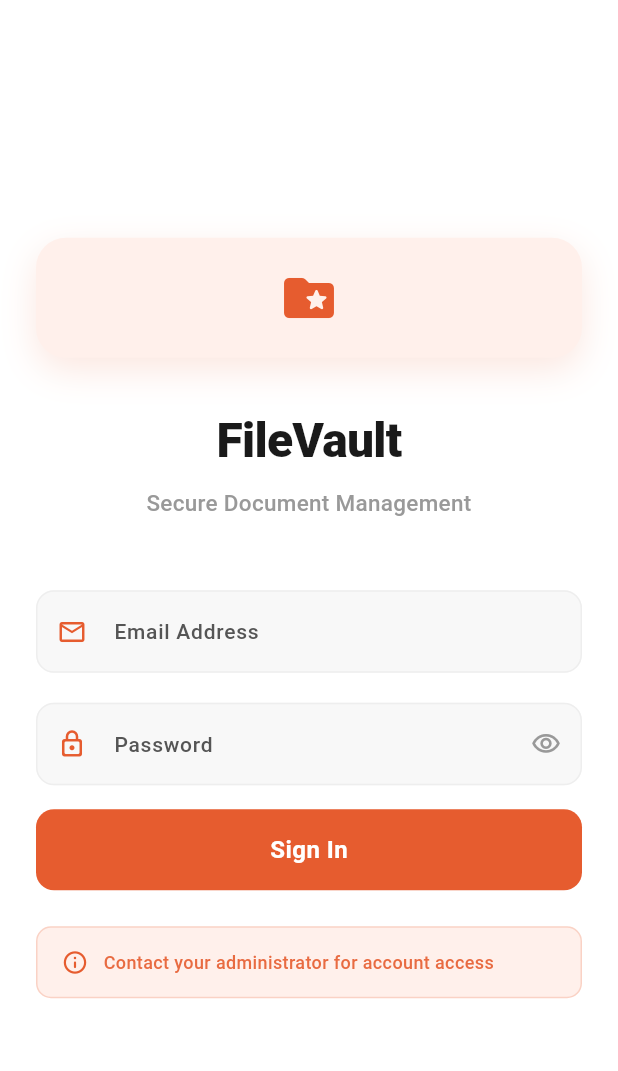
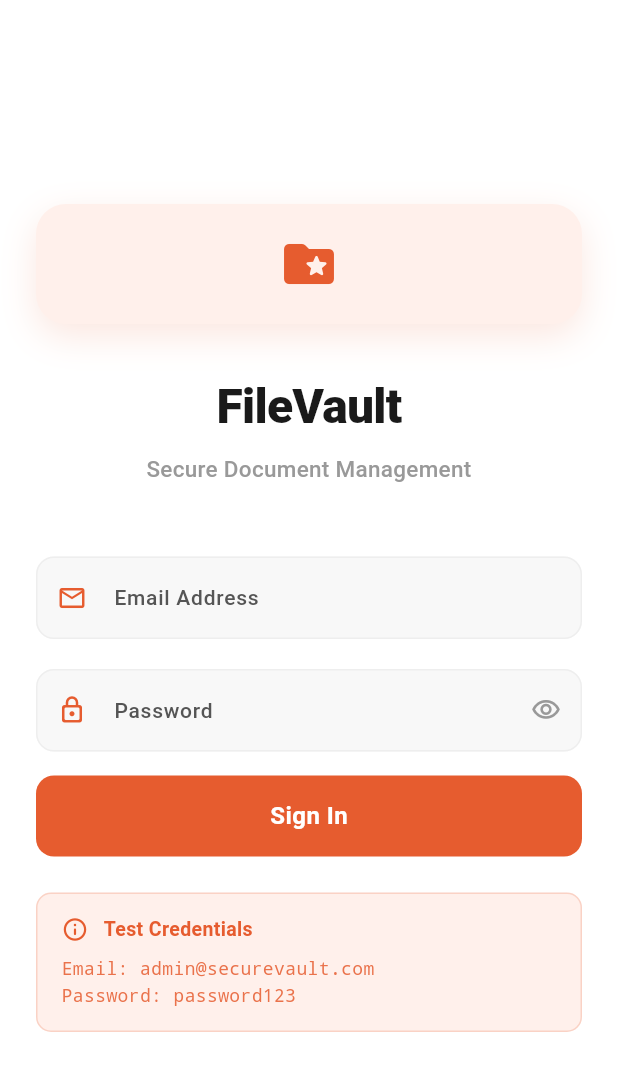
Before and after one commit to djharish795/filevault, a Flutter app: the DashboardScreen screen opened by its route, after a tap on an icon or button, on a phone screen of 412 x 824 dp. Shown: the top 1071 px of the screen. Run offline on Flutter 3.47's test engine with Material 3 defaults, Android fonts, the phone set to English and light mode, and no system bars; our stand-ins replace dio, file_picker, flutter_riverpod, flutter_secure_storage, go_router; accounts and stored records are empty; network calls fail.

Commit message:
fix: Production deployment - Railway backend integration
- Added centralized API configuration (lib/core/config/api_config.dart)
- Fixed API endpoint to use /api/v1 (matches backend controllers)
- Updated CORS to allow all origins for mobile app compatibility
- Removed cleartext traffic (HTTPS only)
- Added production error handling with user-friendly messages
- Updated login screen to display test credentials
- Fixed AndroidManifest for production (removed usesCleartextTraffic)
- All API calls now point to Railway: https://filevault-production-1be9.up.railway.app

Backend verified working:
- Login endpoint: /api/v1/auth/login ✓
- Database: Neon PostgreSQL connected ✓
- Migrations: Applied ✓
- Seed data: Admin + 4 test users loaded ✓
- JWT authentication: Working ✓

Test credentials:
- Email: admin@securevault.com
- Password: password123

```diff
--- a/file_vault_app/lib/core/api/api_client.dart
+++ b/file_vault_app/lib/core/api/api_client.dart
@@ -1,15 +1,11 @@
 import 'package:dio/dio.dart';
+import 'package:file_vault_app/core/config/api_config.dart';
 
 /// Central Dio instance used by all service classes.
-/// Base URL points to the NestJS backend.
-/// JWT token injection will be wired in once auth is implemented.
+/// Base URL points to the NestJS backend (Railway production deployment).
+/// JWT token injection is handled via setToken() method.
 class ApiClient {
   ApiClient._();
-
-  // 10.0.2.2 is the Android emulator's alias for the host machine (your PC).
-  // Use this instead of localhost — localhost inside the emulator points to
-  // the emulator itself, not your Windows machine where the backend runs.
-  static const String _baseUrl = 'http://10.0.2.2:3000/api/v1';
 
   static Dio get instance => _instance;
 
@@ -18,9 +14,10 @@ class ApiClient {
   static Dio _buildDio() {
     final dio = Dio(
       BaseOptions(
-        baseUrl: _baseUrl,
-        connectTimeout: const Duration(seconds: 15),
-        receiveTimeout: const Duration(seconds: 30),
+        baseUrl: ApiConfig.fullBaseUrl,
+        connectTimeout: ApiConfig.connectTimeout,
+        receiveTimeout: ApiConfig.receiveTimeout,
+        sendTimeout: ApiConfig.sendTimeout,
         headers: {
           'Accept': 'application/json',
           'Content-Type': 'application/json',
@@ -30,6 +27,7 @@ class ApiClient {
 
     dio.interceptors.add(_LoggingInterceptor());
     dio.interceptors.add(_AuthInterceptor());
+    dio.interceptors.add(_ErrorInterceptor());
 
     return dio;
   }
@@ -42,6 +40,58 @@ class ApiClient {
   /// Call this on logout to remove the token.
   static void clearToken() {
     _instance.options.headers.remove('Authorization');
+  }
+}
+
+// ---------------------------------------------------------------------------
+// Error interceptor — handles network errors and provides user-friendly messages
+// ---------------------------------------------------------------------------
+
+class _ErrorInterceptor extends Interceptor {
+  @override
+  void onError(DioException err, ErrorInterceptorHandler handler) {
+    String userMessage;
+
+    switch (err.type) {
+      case DioExceptionType.connectionTimeout:
+      case DioExceptionType.sendTimeout:
+      case DioExceptionType.receiveTimeout:
+        userMessage = 'Connection timeout. Please check your internet connection.';
+        break;
+      case DioExceptionType.connectionError:
+        userMessage = 'Cannot connect to server. Please check your internet connection.';
+        break;
+      case DioExceptionType.badResponse:
+        final statusCode = err.response?.statusCode;
+        if (statusCode == 401) {
+          userMessage = 'Session expired. Please login again.';
+        } else if (statusCode == 403) {
+          userMessage = 'Access denied. You do not have permission.';
+        } else if (statusCode == 404) {
+          userMessage = 'Resource not found.';
+        } else if (statusCode == 500) {
+          userMessage = 'Server error. Please try again later.';
+        } else {
+          userMessage = 'Request failed. Please try again.';
+        }
+        break;
+      case DioExceptionType.cancel:
+        userMessage = 'Request cancelled.';
+        break;
+      default:
+        userMessage = 'Network error. Please try again.';
+    }
+
+    // Attach user-friendly message to the error
+    final enhancedError = DioException(
+      requestOptions: err.requestOptions,
+      response: err.response,
+      type: err.type,
+      error: err.error,
+      message: userMessage,
+    );
+
+    handler.next(enhancedError);
   }
 }
 
--- a/file_vault_app/lib/features/auth/login_screen.dart
+++ b/file_vault_app/lib/features/auth/login_screen.dart
@@ -372,7 +372,10 @@ class _LoginScreenState extends ConsumerState<LoginScreen> {
                           width: 1,
                         ),
                       ),
-                      child: Row(
+                      child: Column(
+                        crossAxisAlignment: CrossAxisAlignment.start,
+                        children: [
+                          Row(
                             children: [
                               Icon(
                                 Icons.info_outline_rounded,
@@ -382,13 +385,25 @@ class _LoginScreenState extends ConsumerState<LoginScreen> {
                               const SizedBox(width: 10),
                               Expanded(
                                 child: Text(
-                              'Contact your administrator for account access',
+                                  'Test Credentials',
                                   style: TextStyle(
-                                color: _kPrimary.withOpacity(0.9),
+                                    color: _kPrimary,
+                                    fontSize: 13,
+                                    fontWeight: FontWeight.w700,
+                                  ),
+                                ),
+                              ),
+                            ],
+                          ),
+                          const SizedBox(height: 8),
+                          Text(
+                            'Email: admin@securevault.com\nPassword: password123',
+                            style: TextStyle(
+                              color: _kPrimary.withOpacity(0.85),
                               fontSize: 12,
                               fontWeight: FontWeight.w500,
-                                height: 1.4,
-                              ),
+                              height: 1.5,
+                              fontFamily: 'monospace',
                             ),
                           ),
                         ],
--- a/file_vault_app/lib/features/share_target/destination_selection_screen.dart
+++ b/file_vault_app/lib/features/share_target/destination_selection_screen.dart
@@ -1,7 +1,6 @@
 import 'package:flutter/material.dart';
 import 'package:flutter_riverpod/flutter_riverpod.dart';
 import 'package:go_router/go_router.dart';
-import 'package:file_vault_app/features/auth/auth_provider.dart';
 import 'package:file_vault_app/features/projects/project_model.dart';
 import 'package:file_vault_app/features/projects/project_service.dart';
 import 'package:file_vault_app/features/folders/folder_model.dart';
--- a/file_vault_app/lib/main.dart
+++ b/file_vault_app/lib/main.dart
@@ -1,12 +1,11 @@
 import 'dart:async';
 import 'package:flutter/material.dart';
 import 'package:flutter_riverpod/flutter_riverpod.dart';
-// TEMPORARILY DISABLED: Requires Developer Mode on Windows
 // import 'package:receive_sharing_intent/receive_sharing_intent.dart';
 import 'package:file_vault_app/routes/app_router.dart';
 // import 'package:file_vault_app/features/share_target/shared_file_model.dart';
 // import 'package:file_vault_app/features/share_target/destination_selection_screen.dart';
-import 'package:file_vault_app/features/auth/auth_provider.dart';
+// import 'package:file_vault_app/features/auth/auth_provider.dart';
 
 void main() {
   runApp(
@@ -27,136 +26,8 @@ class _AppEntryState extends ConsumerState<_AppEntry> {
   // Router is created once and held for the lifetime of the widget.
   late final _router = createRouter(ref);
 
-  // SHARE INTENT TEMPORARILY DISABLED - Requires Developer Mode on Windows
-  // Share intent subscriptions
-  // StreamSubscription? _intentDataStreamSubscription;
-  // List<SharedFileModel>? _sharedFiles;
-
-  @override
-  void initState() {
-    super.initState();
-    // _initShareIntent(); // DISABLED
-  }
-
-  @override
-  void dispose() {
-    // _intentDataStreamSubscription?.cancel(); // DISABLED
-    super.dispose();
-  }
-
-  // ── Initialize share intent handling ──────────────────────────────────────────
-  // TEMPORARILY DISABLED - Requires Developer Mode on Windows for symlink support
-  /*
-  void _initShareIntent() {
-    // Create instance
-    final receiveSharingIntent = ReceiveSharingIntent.instance;
-
-    // Handle share intent when app is already running
-    _intentDataStreamSubscription = receiveSharingIntent.getMediaStream().listen(
-      (List<SharedMediaFile> value) {
-        if (value.isNotEmpty) {
-          _handleSharedFiles(value);
-        }
-      },
-      onError: (err) {
-        debugPrint('Share intent error: $err');
-      },
-    );
-
-    // Handle share intent when app is launched from share
-    receiveSharingIntent.getInitialMedia().then((List<SharedMediaFile> value) {
-      if (value.isNotEmpty) {
-        _handleSharedFiles(value);
-      }
-      // Clear the initial shared data to prevent re-processing
-      receiveSharingIntent.reset();
-    });
-  }
-
-  // ── Handle shared files ───────────────────────────────────────────────────────
-
-  void _handleSharedFiles(List<SharedMediaFile> mediaFiles) {
-    final sharedFiles = mediaFiles.map((media) {
-      // Determine mime type from file extension or media type
-      String mimeType = 'application/octet-stream';
-      final path = media.path.toLowerCase();
-
-      if (path.endsWith('.pdf')) {
-        mimeType = 'application/pdf';
-      } else if (path.endsWith('.jpg') || path.endsWith('.jpeg')) {
-        mimeType = 'image/jpeg';
-      } else if (path.endsWith('.png')) {
-        mimeType = 'image/png';
-      } else if (path.endsWith('.mp4')) {
-        mimeType = 'video/mp4';
-      } else if (path.endsWith('.doc')) {
-        mimeType = 'application/msword';
-      } else if (path.endsWith('.docx')) {
-        mimeType = 'application/vnd.openxmlformats-officedocument.wordprocessingml.document';
-      } else if (path.endsWith('.xls')) {
-        mimeType = 'application/vnd.ms-excel';
-      } else if (path.endsWith('.xlsx')) {
-        mimeType = 'application/vnd.openxmlformats-officedocument.spreadsheetml.sheet';
-      }
-
-      return SharedFileModel(
-        path: media.path,
-        name: media.path.split('/').last,
-        mimeType: mimeType,
-        size: 0, // Size will be calculated when needed
-      );
-    }).toList();
-
-    setState(() {
-      _sharedFiles = sharedFiles;
-    });
-
-    // Check if user is logged in
-    final authState = ref.read(authProvider);
-    if (authState.user == null) {
-      // Redirect to login, then continue to destination selection
-      _router.go('/login');
-    } else {
-      // Navigate to destination selection
-      _navigateToDestinationSelection();
-    }
-  }
-  */
-
-  // ── Navigate to destination selection ─────────────────────────────────────────
-  // DISABLED
-  /*
-  void _navigateToDestinationSelection() {
-    if (_sharedFiles == null || _sharedFiles!.isEmpty) return;
-
-    Navigator.of(context).push(
-      MaterialPageRoute(
-        builder: (context) => DestinationSelectionScreen(
-          sharedFiles: _sharedFiles!,
-        ),
-      ),
-    );
-
-    // Clear shared files after navigation
-    setState(() {
-      _sharedFiles = null;
-    });
-  }
-  */
-
   @override
   Widget build(BuildContext context) {
-    // DISABLED: Share intent listener
-    /*
-    // If user logs in and we have pending shared files, navigate to destination selection
-    ref.listen(authProvider, (previous, next) {
-      if (previous?.user == null && next.user != null && _sharedFiles != null) {
-        Future.delayed(const Duration(milliseconds: 500), () {
-          _navigateToDestinationSelection();
-        });
-      }
-    });
-    */
 
     return MaterialApp.router(
       title: 'FileVault',
--- a/file_vault_app/pubspec.yaml
+++ b/file_vault_app/pubspec.yaml
@@ -23,7 +23,7 @@ dependencies:
   file_picker: ^8.1.7
 
   # Receive shared files from other apps
-  # TEMPORARILY DISABLED: Requires Developer Mode on Windows for symlink support
+  # TEMPORARILY DISABLED: Plugin has Kotlin compilation issues
   # receive_sharing_intent: ^1.8.0
 
   # Date formatting
```
Also changed, not shown: file_vault_app/lib/core/config/api_config.dart (added, +63 -0 lines), 2 other files. Lines whose indentation alone changed are shown as unchanged.
